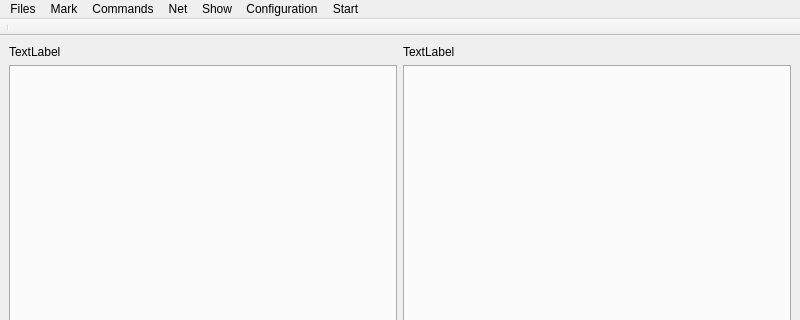
Qt form mainwindow.ui (afigegoznaet/YAC_Commander) before a commit; both pictures show x 0 to 800 and y 0 to 320 of the 800 by 600 pixel window.
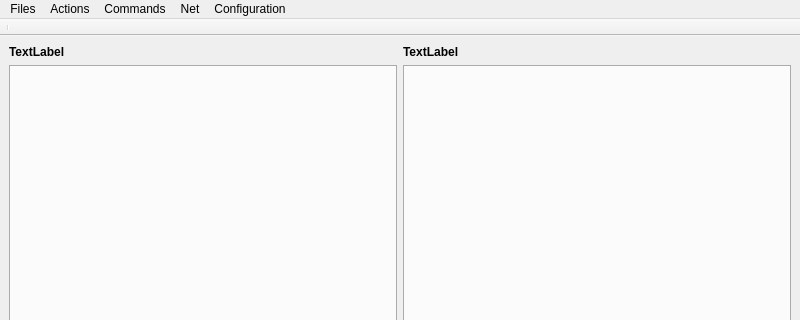
The same form after that commit. Custom widgets are drawn as their Qt base class.

Commit message: A small improvement to focus actions and added items to main menu

```diff
--- a/mainwindow.ui
+++ b/mainwindow.ui
@@ -168,6 +168,12 @@
      <layout class="QHBoxLayout" name="labelLayout">
       <item>
        <widget class="QLabel" name="leftLabel">
+        <property name="font">
+         <font>
+          <weight>75</weight>
+          <bold>true</bold>
+         </font>
+        </property>
         <property name="text">
          <string>TextLabel</string>
         </property>
@@ -175,6 +181,12 @@
       </item>
       <item>
        <widget class="QLabel" name="rightLabel">
+        <property name="font">
+         <font>
+          <weight>75</weight>
+          <bold>true</bold>
+         </font>
+        </property>
         <property name="text">
          <string>TextLabel</string>
         </property>
@@ -190,7 +202,7 @@
      <x>0</x>
      <y>0</y>
      <width>800</width>
-     <height>22</height>
+     <height>19</height>
     </rect>
    </property>
    <widget class="QMenu" name="menuFiles">
@@ -200,7 +212,7 @@
    </widget>
    <widget class="QMenu" name="menuCommand">
     <property name="title">
-     <string>Mark</string>
+     <string>Actions</string>
     </property>
    </widget>
    <widget class="QMenu" name="menuCommands">
@@ -212,29 +224,24 @@
     <property name="title">
      <string>Net</string>
     </property>
-   </widget>
-   <widget class="QMenu" name="menuShow">
-    <property name="title">
-     <string>Show</string>
-    </property>
+    <addaction name="actionSsh_connect"/>
+    <addaction name="actionFtp_connect"/>
    </widget>
    <widget class="QMenu" name="menuConfiguration">
     <property name="title">
      <string>Configuration</string>
     </property>
-   </widget>
-   <widget class="QMenu" name="menuStart">
-    <property name="title">
-     <string>Start</string>
-    </property>
+    <addaction name="actionProgram_appearance"/>
+    <addaction name="actionEdit_quick_access_buttons"/>
+    <addaction name="actionHide_quick_access_bar"/>
+    <addaction name="separator"/>
+    <addaction name="actionDon_t_show_hidden_files"/>
    </widget>
    <addaction name="menuFiles"/>
    <addaction name="menuCommand"/>
    <addaction name="menuCommands"/>
    <addaction name="menuNet"/>
-   <addaction name="menuShow"/>
    <addaction name="menuConfiguration"/>
-   <addaction name="menuStart"/>
   </widget>
   <widget class="QStatusBar" name="statusbar"/>
   <widget class="QuickAccessBar" name="quickBar">
```
Left out of the diff: 165 changed lines with no effect on the pictures. The commit also changes 3 other files.
